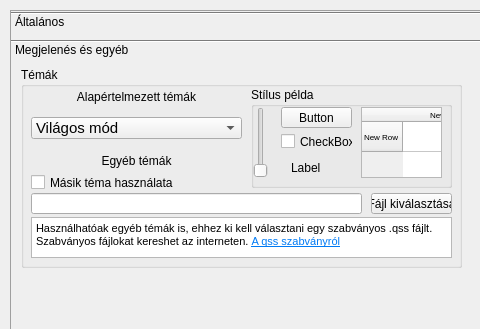
First picture: the form in src-cpp/vezerlo-gui/settings.ui, repository KerteszDomokos/tengeralattjaro-cpp, before the edit; both pictures show x 0 to 480 and y 0 to 329 of the 911 by 490 pixel window.
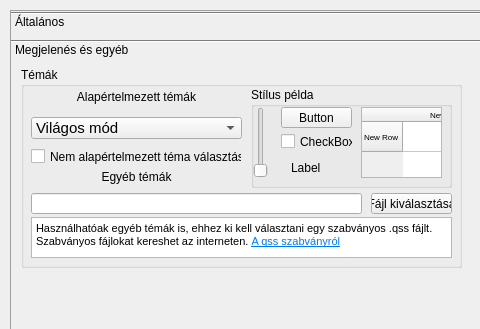
Second picture: the form after the edit.

Commit message:
Módbeállítások
Egyéb mód választásánál inaktiválás
Alapértelmezett módok kiválasztása
Aktiválás a tesztfelületen

```diff
--- a/src-cpp/vezerlo-gui/settings.ui
+++ b/src-cpp/vezerlo-gui/settings.ui
@@ -387,7 +387,7 @@
       <property name="geometry">
        <rect>
         <x>10</x>
-        <y>84</y>
+        <y>100</y>
         <width>211</width>
         <height>21</height>
        </rect>
@@ -400,13 +400,13 @@
       <property name="geometry">
        <rect>
         <x>10</x>
-        <y>106</y>
-        <width>191</width>
+        <y>80</y>
+        <width>211</width>
         <height>19</height>
        </rect>
       </property>
       <property name="text">
-       <string>Másik téma használata</string>
+       <string>Nem alapértelmezett téma választása</string>
       </property>
      </widget>
      <widget class="QLineEdit" name="filename_tema">
```
Left out of the diff: 36 changed lines with no effect on the pictures. The commit also changes 2 other files.
